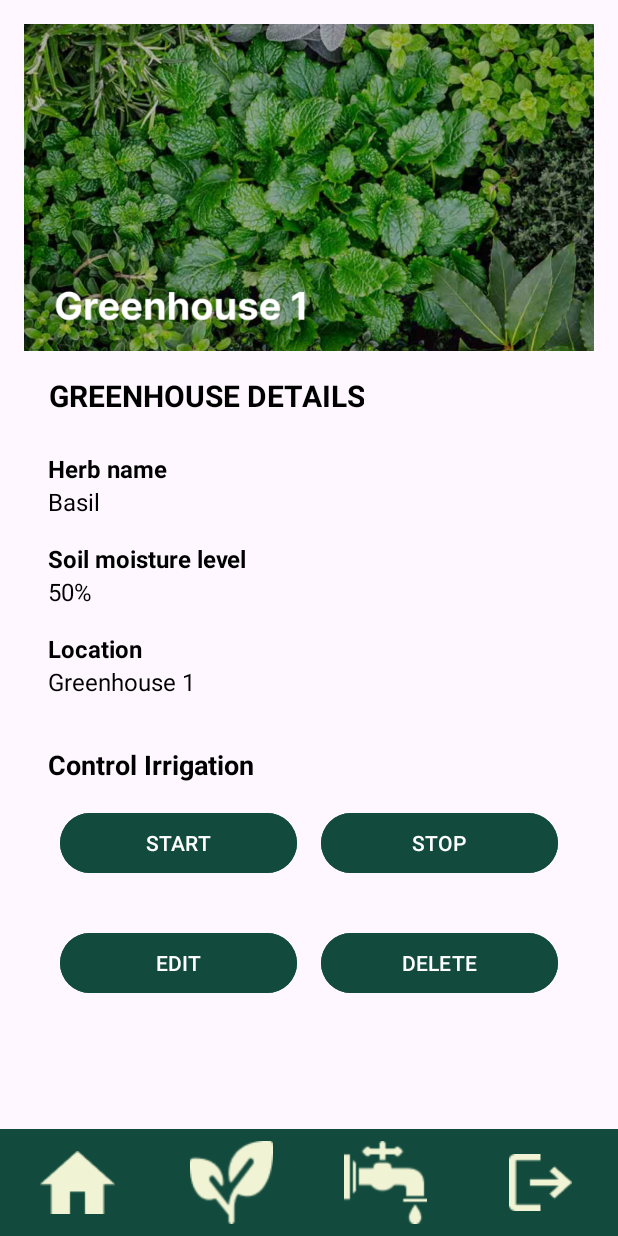
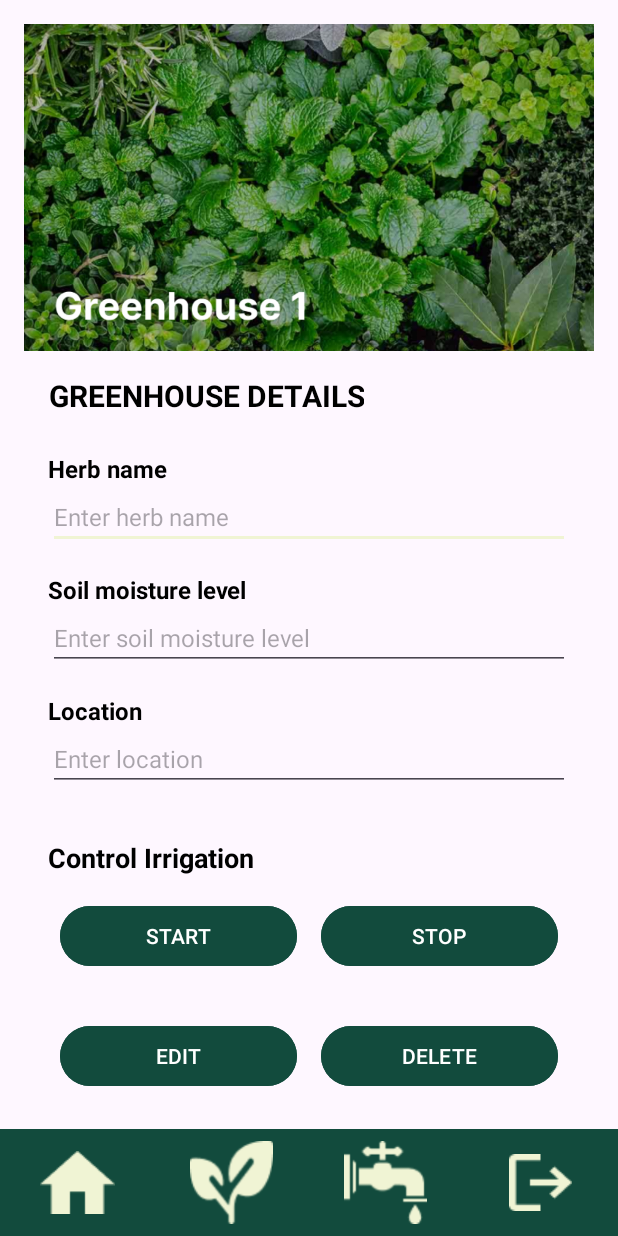
Before and after one commit to pruwt/finalProject, an Android app: the addGreenhouse screen opened directly, with no data from a screen before it, after a tap on "START", on a phone screen of 412 x 824 dp. Run offline under Robolectric (Android 15) with nearby library versions, the phone set to English and light mode, and no system bars; our stand-ins replace Firebase (no records; nobody signed in at launch, a user with empty details on screens opened directly).

Commit message:
"greenhouse details under specific user done"

```diff
--- a/app/src/main/java/com/example/finalproject/addGreenhouse.java
+++ b/app/src/main/java/com/example/finalproject/addGreenhouse.java
@@ -4,27 +4,31 @@ import android.os.Bundle;
 import android.util.Log;
 import android.view.View;
 import android.widget.Button;
-import android.widget.TextView;
+import android.widget.EditText;
+import android.widget.Toast;
 
 import androidx.annotation.NonNull;
 import androidx.appcompat.app.AppCompatActivity;
 
 import com.google.android.gms.tasks.OnFailureListener;
 import com.google.android.gms.tasks.OnSuccessListener;
-import com.google.firebase.firestore.DocumentReference;
-import com.google.firebase.firestore.FirebaseFirestore;
+import com.google.firebase.auth.FirebaseAuth;
+import com.google.firebase.auth.FirebaseUser;
+import com.google.firebase.database.DatabaseReference;
+import com.google.firebase.database.FirebaseDatabase;
 
 import java.util.HashMap;
 import java.util.Map;
 
 public class addGreenhouse extends AppCompatActivity {
 
-    private static final String TAG = "AddGreenhouseActivity";
-    private FirebaseFirestore db;
+    private static final String TAG = "addGreenhouse";
+    private DatabaseReference db;
+    private FirebaseAuth mAuth;
 
-    private TextView herbNameValueTextView;
-    private TextView soilMoistureValueTextView;
-    private TextView locationValueTextView;
+    private EditText herbNameEditText;
+    private EditText soilMoistureEditText;
+    private EditText locationEditText;
     private Button startButton, stopButton, editButton, deleteButton;
 
     @Override
@@ -32,51 +36,66 @@ public class addGreenhouse extends AppCompatActivity {
         super.onCreate(savedInstanceState);
         setContentView(R.layout.activity_add_greenhouse);
 
-        // Initialize Firestore
-        db = FirebaseFirestore.getInstance();
+        // Initialize Realtime Database
+        db = FirebaseDatabase.getInstance().getReference("users");
+
+        // Initialize Firebase Auth
+        mAuth = FirebaseAuth.getInstance();
 
         // Initialize UI elements
-        herbNameValueTextView = findViewById(R.id.herbNameValueTextView);
-        soilMoistureValueTextView = findViewById(R.id.soilMoistureValueTextView);
-        locationValueTextView = findViewById(R.id.locationValueTextView);
+        herbNameEditText = findViewById(R.id.herbNameEditText);
+        soilMoistureEditText = findViewById(R.id.soilMoistureEditText);
+        locationEditText = findViewById(R.id.locationEditText);
         startButton = findViewById(R.id.startButton);
         stopButton = findViewById(R.id.stopButton);
         editButton = findViewById(R.id.editButton);
         deleteButton = findViewById(R.id.deleteButton);
 
-        // Get values from TextViews
-        String herbName = herbNameValueTextView.getText().toString();
-        String soilMoisture = soilMoistureValueTextView.getText().toString();
-        String location = locationValueTextView.getText().toString();
+        // Add data to Realtime Database on button click
+        startButton.setOnClickListener(new View.OnClickListener() {
+            @Override
+            public void onClick(View v) {
+                String herbName = herbNameEditText.getText().toString();
+                String soilMoisture = soilMoistureEditText.getText().toString();
+                String location = locationEditText.getText().toString();
+
+                if (!herbName.isEmpty() && !soilMoisture.isEmpty() && !location.isEmpty()) {
+                    addGreenhouseData(herbName, soilMoisture, location);
+                } else {
+                    Toast.makeText(addGreenhouse.this, "Please fill all fields", Toast.LENGTH_SHORT).show();
+                }
+            }
+        });
+    }
+
+    private void addGreenhouseData(String herbName, String soilMoisture, String location) {
+        FirebaseUser currentUser = mAuth.getCurrentUser();
+        if (currentUser != null) {
+            String uid = currentUser.getUid();
 
             Map<String, Object> greenhouse = new HashMap<>();
             greenhouse.put("herbName", herbName);
             greenhouse.put("soilMoisture", soilMoisture);
             greenhouse.put("location", location);
 
-        // Add data to Firestore on button click
-        startButton.setOnClickListener(new View.OnClickListener() {
+            // Store the greenhouse data under the user's UID
+            db.child(uid).child("greenhouses").push().setValue(greenhouse)
+                    .addOnSuccessListener(new OnSuccessListener<Void>() {
                         @Override
-            public void onClick(View v) {
-                addGreenhouseData(greenhouse);
-            }
-        });
-    }
-
-    private void addGreenhouseData(Map<String, Object> greenhouse) {
-        db.collection("greenhouses")
-                .add(greenhouse)
-                .addOnSuccessListener(new OnSuccessListener<DocumentReference>() {
-                    @Override
-                    public void onSuccess(DocumentReference documentReference) {
-                        Log.d(TAG, "DocumentSnapshot added with ID: " + documentReference.getId());
+                        public void onSuccess(Void aVoid) {
+                            Log.d(TAG, "Data added successfully");
+                            Toast.makeText(addGreenhouse.this, "Greenhouse added", Toast.LENGTH_SHORT).show();
                         }
                     })
                     .addOnFailureListener(new OnFailureListener() {
                         @Override
                         public void onFailure(@NonNull Exception e) {
-                        Log.w(TAG, "Error adding document", e);
+                            Log.w(TAG, "Error adding data", e);
+                            Toast.makeText(addGreenhouse.this, "Failed to add greenhouse", Toast.LENGTH_SHORT).show();
                         }
                     });
+        } else {
+            Toast.makeText(this, "User not authenticated", Toast.LENGTH_SHORT).show();
         }
     }
+}
--- a/app/src/main/res/layout/activity_add_greenhouse.xml
+++ b/app/src/main/res/layout/activity_add_greenhouse.xml
@@ -50,11 +50,11 @@
                 android:layout_marginTop="8dp"
                 android:textColor="@android:color/black" />
 
-            <TextView
-                android:id="@+id/herbNameValueTextView"
+            <EditText
+                android:id="@+id/herbNameEditText"
                 android:layout_width="match_parent"
                 android:layout_height="wrap_content"
-                android:text="Basil"
+                android:hint="Enter herb name"
                 android:textSize="16sp"
                 android:layout_marginBottom="8dp"
                 android:textColor="@android:color/black" />
@@ -70,12 +70,12 @@
                 android:layout_marginTop="8dp"
                 android:textColor="@android:color/black" />
 
-            <TextView
-                android:id="@+id/soilMoistureValueTextView"
+            <EditText
+                android:id="@+id/soilMoistureEditText"
                 android:layout_width="match_parent"
                 android:layout_height="wrap_content"
+                android:hint="Enter soil moisture level"
                 android:layout_marginBottom="8dp"
-                android:text="50%"
                 android:textColor="@android:color/black"
                 android:textSize="16sp" />
 
@@ -89,11 +89,12 @@
                 android:textStyle="bold"
                 android:layout_marginTop="8dp"
                 android:textColor="@android:color/black" />
-            <TextView
-                android:id="@+id/locationValueTextView"
+
+            <EditText
+                android:id="@+id/locationEditText"
                 android:layout_width="match_parent"
                 android:layout_height="wrap_content"
-                android:text="Greenhouse 1"
+                android:hint="Enter location"
                 android:textSize="16sp"
                 android:layout_marginBottom="16dp"
                 android:textColor="@android:color/black" />
```
Lines whose indentation alone changed are shown as unchanged.
